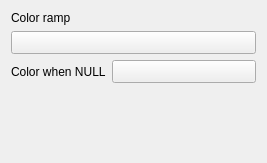
qgis/QGIS, file src/ui/qgspropertycolorassistantwidget.ui: the form before one commit.
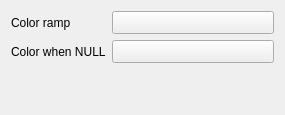
The form after the commit. Custom widgets are drawn as their Qt base class.

The edit to the form file:
```diff
--- a/src/ui/qgspropertycolorassistantwidget.ui
+++ b/src/ui/qgspropertycolorassistantwidget.ui
@@ -6,44 +6,12 @@
    <rect>
     <x>0</x>
     <y>0</y>
-    <width>267</width>
-    <height>163</height>
+    <width>285</width>
+    <height>115</height>
    </rect>
   </property>
   <layout class="QGridLayout" name="gridLayout_2" columnstretch="0,0">
-   <item row="3" column="0">
-    <widget class="QLabel" name="label_8">
-     <property name="text">
-      <string>Color when NULL</string>
-     </property>
-    </widget>
-   </item>
-   <item row="3" column="1">
-    <widget class="QgsColorButton" name="mNullColorButton">
-     <property name="sizePolicy">
-      <sizepolicy hsizetype="Expanding" vsizetype="Fixed">
-       <horstretch>0</horstretch>
-       <verstretch>0</verstretch>
-      </sizepolicy>
-     </property>
-     <property name="minimumSize">
-      <size>
-       <width>120</width>
-       <height>0</height>
-      </size>
-     </property>
-     <property name="maximumSize">
-      <size>
-       <width>16777215</width>
-       <height>16777215</height>
-      </size>
-     </property>
-     <property name="text">
-      <string/>
-     </property>
-    </widget>
-   </item>
-   <item row="4" column="0">
+   <item row="5" column="0">
     <spacer name="verticalSpacer">
      <property name="orientation">
       <enum>Qt::Vertical</enum>
@@ -56,7 +24,39 @@
      </property>
     </spacer>
    </item>
-   <item row="2" column="0" colspan="2">
+   <item row="4" column="0">
+    <widget class="QLabel" name="label_8">
+     <property name="text">
+      <string>Color when NULL</string>
+     </property>
+    </widget>
+   </item>
+   <item row="4" column="1">
+    <widget class="QgsColorButton" name="mNullColorButton">
+     <property name="sizePolicy">
+      <sizepolicy hsizetype="Expanding" vsizetype="Fixed">
+       <horstretch>0</horstretch>
+       <verstretch>0</verstretch>
+      </sizepolicy>
+     </property>
+     <property name="minimumSize">
+      <size>
+       <width>120</width>
+       <height>0</height>
+      </size>
+     </property>
+     <property name="maximumSize">
+      <size>
+       <width>16777215</width>
+       <height>16777215</height>
+      </size>
+     </property>
+     <property name="text">
+      <string/>
+     </property>
+    </widget>
+   </item>
+   <item row="2" column="1">
     <widget class="QgsColorRampButton" name="mColorRampButton">
      <property name="sizePolicy">
       <sizepolicy hsizetype="Expanding" vsizetype="Fixed">
@@ -78,7 +78,7 @@
      </property>
     </widget>
    </item>
-   <item row="1" column="0" colspan="2">
+   <item row="2" column="0">
     <widget class="QLabel" name="label">
      <property name="text">
       <string>Color ramp</string>
```
